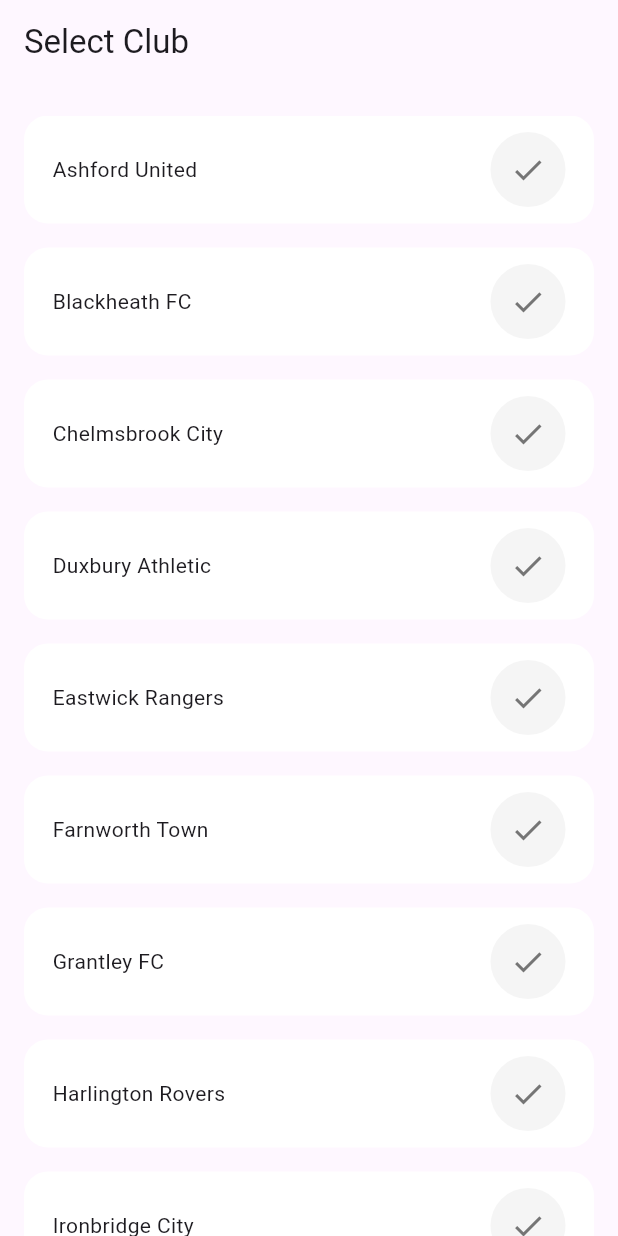
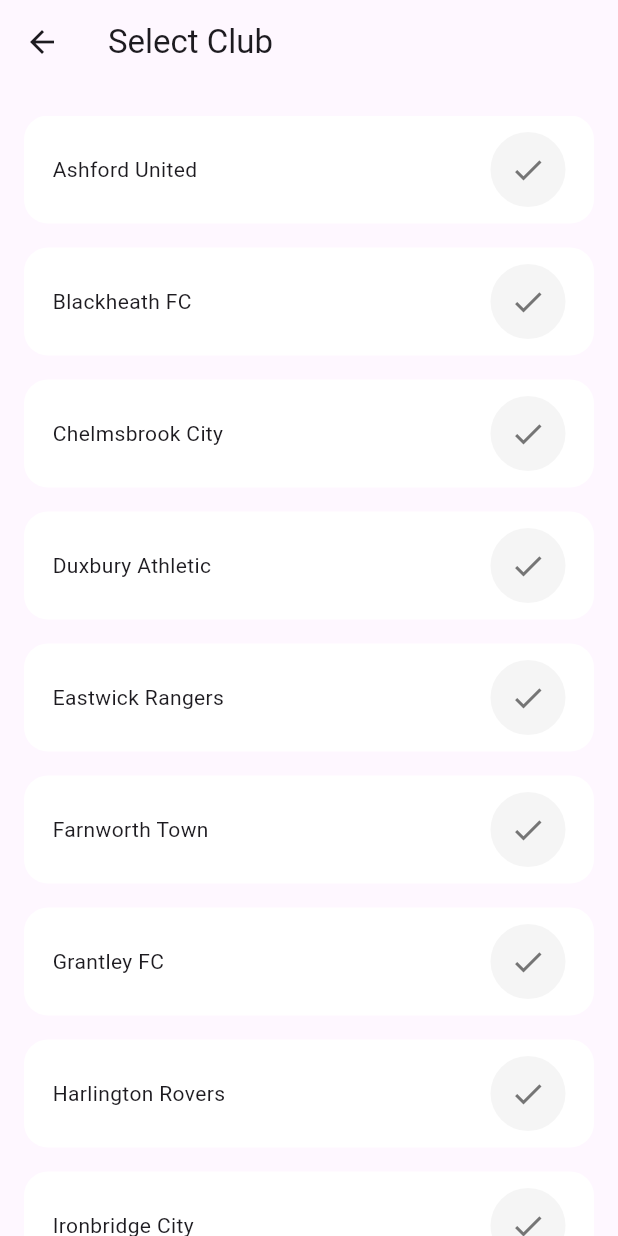
Before and after one commit to hetarho/flutter_football_core, a Flutter app: the CreateGameSlotScreen screen opened by its route, after a tap on "Create", on a phone screen of 412 x 824 dp. Run offline on Flutter 3.47's test engine with Material 3 defaults, Android fonts, the phone set to English and light mode, and no system bars; our stand-ins replace flutter_riverpod, gap, get_it, go_router, hive_ce, hive_ce_flutter; accounts and stored records are empty.

Commit message:
fix: generate game slot model

```diff
--- a/lib/data/local-storage/hive/hive_adapters.g.yaml
+++ b/lib/data/local-storage/hive/hive_adapters.g.yaml
@@ -5,7 +5,7 @@ nextTypeId: 8
 types:
   GameSlotModel:
     typeId: 0
-    nextIndex: 4
+    nextIndex: 5
     fields:
       id:
         index: 0
@@ -15,6 +15,8 @@ types:
         index: 2
       updateAt:
         index: 3
+      selectedClubId:
+        index: 4
   ClubModel:
     typeId: 1
     nextIndex: 9
--- a/lib/entities/game-slot/game_slot.dart
+++ b/lib/entities/game-slot/game_slot.dart
@@ -3,6 +3,7 @@ class GameSlot {
   final String saveName;
   final DateTime createAt;
   final DateTime updateAt;
+  final DateTime? inGameTime;
   final int? selectedClubId;
 
   GameSlot({
@@ -10,11 +11,12 @@ class GameSlot {
     required this.saveName,
     required this.createAt,
     required this.updateAt,
+    this.inGameTime,
     this.selectedClubId,
   });
 
   @override
   String toString() {
-    return 'GameSlot(id: $id, saveName: $saveName, createAt: $createAt, updateAt: $updateAt, selectedClubId: $selectedClubId)';
+    return 'GameSlot(id: $id, saveName: $saveName, createAt: $createAt, updateAt: $updateAt, inGameTime: $inGameTime, selectedClubId: $selectedClubId)';
   }
 }
--- a/lib/main.dart
+++ b/lib/main.dart
@@ -28,6 +28,7 @@ class MyApp extends StatelessWidget {
   @override
   Widget build(BuildContext context) {
     return MaterialApp.router(
+      debugShowCheckedModeBanner: false,
       routerConfig: router,
     );
   }
--- a/lib/presentation/screens/create_game_slot/select_club.screen.dart
+++ b/lib/presentation/screens/create_game_slot/select_club.screen.dart
@@ -4,6 +4,7 @@ import 'package:flutter_football_core/presentation/components/select_button.dart
 import 'package:flutter_football_core/presentation/providers/club.provider.dart';
 import 'package:flutter_football_core/presentation/providers/game_slot.provider.dart';
 import 'package:flutter_football_core/presentation/screens/dashboard/dashboard.screen.dart';
+import 'package:flutter_football_core/presentation/screens/home/home.screen.dart';
 import 'package:flutter_football_core/use-cases/game_slot/get_game_slot.uc.dart';
 import 'package:flutter_football_core/use-cases/game_slot/update_game_slot.uc.dart';
 import 'package:flutter_riverpod/flutter_riverpod.dart';
@@ -30,6 +31,10 @@ class _SelectClubScreenState extends ConsumerState<SelectClubScreen> {
     return Scaffold(
       appBar: AppBar(
         title: const Text('Select Club'),
+        leading: IconButton(
+          onPressed: () => context.pushReplacement(HomeScreen.routeName),
+          icon: const Icon(Icons.arrow_back),
+        ),
       ),
       body: Column(
         children: [
--- a/lib/presentation/screens/home/home.screen.dart
+++ b/lib/presentation/screens/home/home.screen.dart
@@ -126,8 +126,8 @@ class _HomeScreenState extends ConsumerState<HomeScreen> {
                           Column(
                             crossAxisAlignment: CrossAxisAlignment.start,
                             children: [
-                              Text('create: ${gameSlot.createAt.toString().substring(0, 19)}'),
-                              Text('last play: ${gameSlot.updateAt.toString().substring(0, 19)}'),
+                              Text('생성일: ${gameSlot.createAt.toString().substring(2, 19).replaceAll('-', '/')}'),
+                              Text('저장일: ${gameSlot.updateAt.toString().substring(2, 19).replaceAll('-', '/')}'),
                             ],
                           ),
                           const Gap(16),
```
Also changed, not shown: lib/data/model/game_slot.model.dart (+6 -3 lines), lib/data/local-storage/hive/hive_adapters.g.dart, pubspec.lock, 1 other file.
